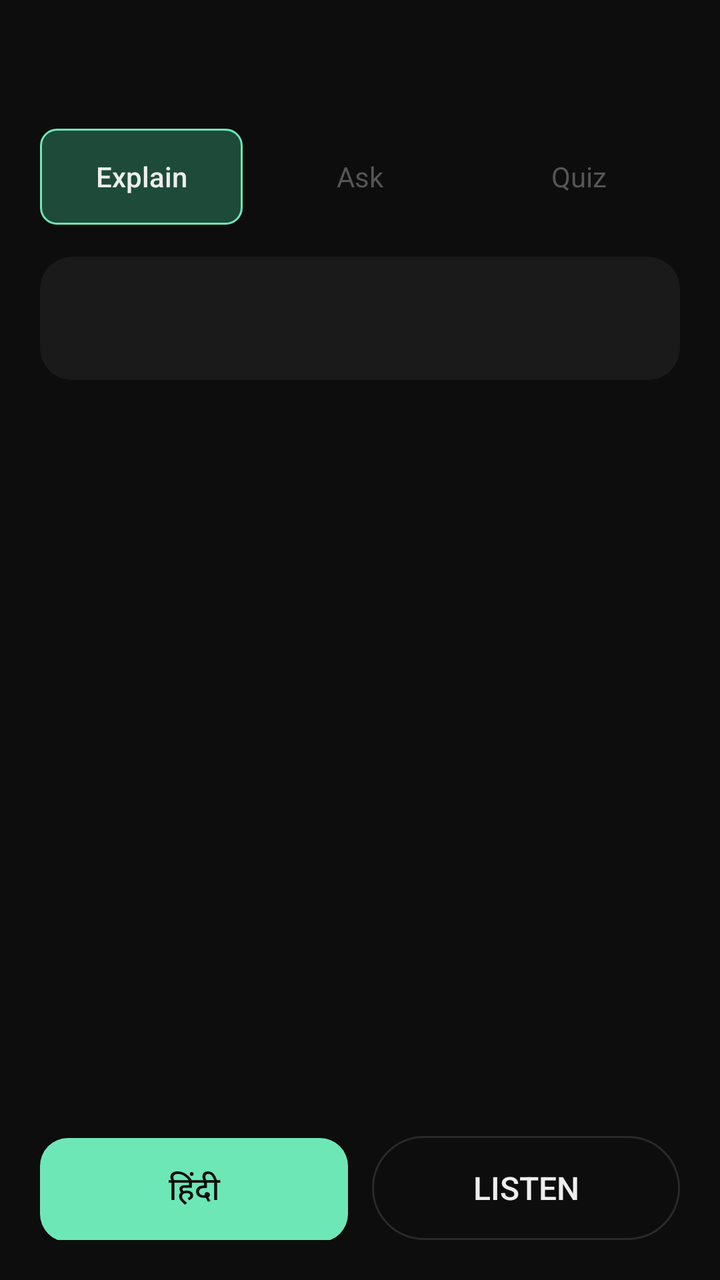
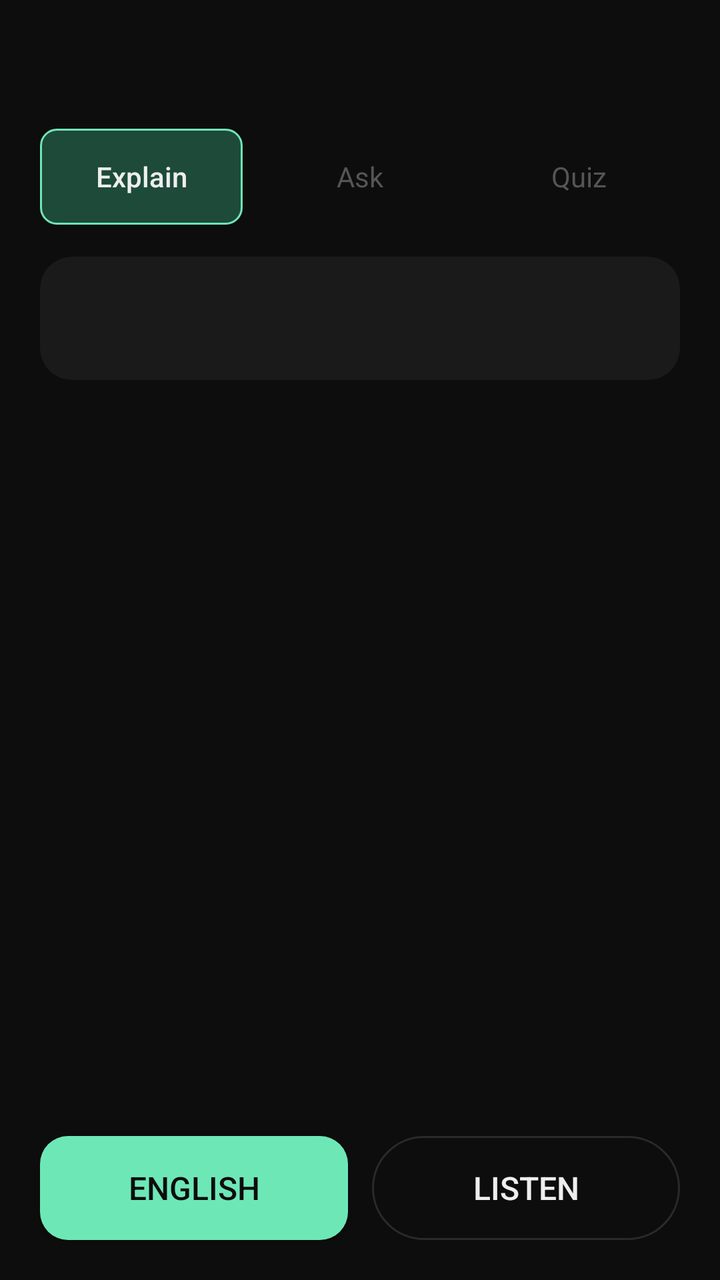

Screens rendered from an Android XML layout before and after an edit, with the pre-edit source and the edit as a unified diff.
<!-- AndroidManifest.xml: application theme Theme.LearnBridge -->
<!-- res/layout/activity_lesson.xml -->
<?xml version="1.0" encoding="utf-8"?>
<androidx.constraintlayout.widget.ConstraintLayout xmlns:android="http://schemas.android.com/apk/res/android"
    xmlns:app="http://schemas.android.com/apk/res-auto"
    android:layout_width="match_parent"
    android:layout_height="match_parent"
    android:background="@color/bg_primary">

    <TextView
        android:id="@+id/docTitle"
        android:layout_width="0dp"
        android:layout_height="wrap_content"
        android:layout_marginStart="20dp"
        android:layout_marginTop="24dp"
        android:layout_marginEnd="20dp"
        android:ellipsize="end"
        android:fontFamily="sans-serif-medium"
        android:maxLines="2"
        android:textColor="@color/text_primary"
        android:textSize="18sp"
        app:layout_constraintEnd_toEndOf="parent"
        app:layout_constraintStart_toStartOf="parent"
        app:layout_constraintTop_toTopOf="parent" />

    
    <LinearLayout
        android:id="@+id/tabRow"
        android:layout_width="0dp"
        android:layout_height="wrap_content"
        android:layout_marginStart="20dp"
        android:layout_marginTop="16dp"
        android:layout_marginEnd="20dp"
        android:orientation="horizontal"
        app:layout_constraintEnd_toEndOf="parent"
        app:layout_constraintStart_toStartOf="parent"
        app:layout_constraintTop_toBottomOf="@id/docTitle">

        <TextView
            android:id="@+id/tabExplain"
            style="@style/TouchTarget"
            android:layout_width="0dp"
            android:layout_height="48dp"
            android:layout_weight="1"
            android:background="@drawable/bg_tab_selected"
            android:fontFamily="sans-serif-medium"
            android:gravity="center"
            android:text="@string/tab_explain"
            android:textColor="@color/text_primary"
            android:textSize="14sp" />

        <TextView
            android:id="@+id/tabAsk"
            style="@style/TouchTarget"
            android:layout_width="0dp"
            android:layout_height="48dp"
            android:layout_marginStart="8dp"
            android:layout_weight="1"
            android:fontFamily="sans-serif"
            android:gravity="center"
            android:text="@string/tab_ask"
            android:textColor="@color/text_muted"
            android:textSize="14sp" />

        <TextView
            android:id="@+id/tabQuiz"
            style="@style/TouchTarget"
            android:layout_width="0dp"
            android:layout_height="48dp"
            android:layout_marginStart="8dp"
            android:layout_weight="1"
            android:fontFamily="sans-serif"
            android:gravity="center"
            android:text="@string/tab_quiz"
            android:textColor="@color/text_muted"
            android:textSize="14sp" />
    </LinearLayout>

    
    <LinearLayout
        android:id="@+id/askInputRow"
        android:layout_width="0dp"
        android:layout_height="wrap_content"
        android:layout_marginStart="20dp"
        android:layout_marginTop="14dp"
        android:layout_marginEnd="20dp"
        android:orientation="horizontal"
        android:visibility="gone"
        app:layout_constraintEnd_toEndOf="parent"
        app:layout_constraintStart_toStartOf="parent"
        app:layout_constraintTop_toBottomOf="@id/tabRow">

        <EditText
            android:id="@+id/askInput"
            style="@style/TouchTarget"
            android:layout_width="0dp"
            android:layout_height="48dp"
            android:layout_weight="1"
            android:background="@drawable/bg_secondary_btn"
            android:contentDescription="@string/cd_ask_input"
            android:hint="@string/ask_hint"
            android:imeOptions="actionSend"
            android:inputType="text"
            android:maxLines="1"
            android:paddingStart="14dp"
            android:paddingEnd="14dp"
            android:textColor="@color/text_primary"
            android:textColorHint="@color/text_muted"
            android:textSize="14sp" />

        <Button
            android:id="@+id/askSend"
            style="@style/TouchTarget"
            android:layout_width="wrap_content"
            android:layout_height="48dp"
            android:layout_marginStart="8dp"
            android:background="@drawable/bg_translate_btn"
            android:contentDescription="@string/cd_ask_send"
            android:paddingStart="16dp"
            android:paddingEnd="16dp"
            android:text="@string/ask_send"
            android:textColor="@color/accent_on"
            android:textSize="14sp" />
    </LinearLayout>

    
    <ScrollView
        android:id="@+id/contentScroll"
        android:layout_width="0dp"
        android:layout_height="0dp"
        android:layout_marginTop="16dp"
        app:layout_constraintBottom_toTopOf="@id/languageBar"
        app:layout_constraintEnd_toEndOf="parent"
        app:layout_constraintStart_toStartOf="parent"
        app:layout_constraintTop_toBottomOf="@id/askInputRow">

        <androidx.cardview.widget.CardView
            style="@style/ContentCard"
            android:layout_width="match_parent"
            android:layout_height="wrap_content"
            android:layout_marginStart="20dp"
            android:layout_marginEnd="20dp"
            android:layout_marginBottom="16dp">

            <LinearLayout
                android:layout_width="match_parent"
                android:layout_height="wrap_content"
                android:orientation="vertical"
                android:padding="20dp">

                
                <TextView
                    android:id="@+id/inlineStatus"
                    android:layout_width="wrap_content"
                    android:layout_height="wrap_content"
                    android:layout_marginBottom="12dp"
                    android:fontFamily="sans-serif-medium"
                    android:textColor="@color/output_streaming"
                    android:textSize="13sp"
                    android:visibility="gone" />

                
                <TextView
                    android:id="@+id/contentText"
                    android:layout_width="match_parent"
                    android:layout_height="wrap_content"
                    android:lineSpacingExtra="6dp"
                    android:textColor="@color/text_primary"
                    android:textSize="16sp" />
            </LinearLayout>
        </androidx.cardview.widget.CardView>
    </ScrollView>

    
    <ScrollView
        android:id="@+id/quizScroll"
        android:layout_width="0dp"
        android:layout_height="0dp"
        android:layout_marginTop="16dp"
        android:visibility="gone"
        app:layout_constraintBottom_toTopOf="@id/languageBar"
        app:layout_constraintEnd_toEndOf="parent"
        app:layout_constraintStart_toStartOf="parent"
        app:layout_constraintTop_toBottomOf="@id/askInputRow">

        <androidx.cardview.widget.CardView
            style="@style/ContentCard"
            android:layout_width="match_parent"
            android:layout_height="wrap_content"
            android:layout_marginStart="20dp"
            android:layout_marginEnd="20dp"
            android:layout_marginBottom="16dp">

            <LinearLayout
                android:layout_width="match_parent"
                android:layout_height="wrap_content"
                android:orientation="vertical"
                android:padding="20dp">

                <TextView
                    android:id="@+id/quizUnavailable"
                    android:layout_width="match_parent"
                    android:layout_height="wrap_content"
                    android:text="@string/quiz_unavailable"
                    android:textColor="@color/text_muted"
                    android:textSize="15sp"
                    android:visibility="gone" />

                <TextView
                    android:id="@+id/quizProgress"
                    android:layout_width="match_parent"
                    android:layout_height="wrap_content"
                    android:fontFamily="sans-serif-medium"
                    android:textColor="@color/text_muted"
                    android:textSize="13sp" />

                <TextView
                    android:id="@+id/quizQuestion"
                    android:layout_width="match_parent"
                    android:layout_height="wrap_content"
                    android:layout_marginTop="8dp"
                    android:lineSpacingExtra="4dp"
                    android:textColor="@color/text_primary"
                    android:textSize="17sp" />

                <LinearLayout
                    android:id="@+id/quizOptions"
                    android:layout_width="match_parent"
                    android:layout_height="wrap_content"
                    android:orientation="vertical" />

                <TextView
                    android:id="@+id/quizFeedback"
                    android:layout_width="match_parent"
                    android:layout_height="wrap_content"
                    android:layout_marginTop="14dp"
                    android:fontFamily="sans-serif-medium"
                    android:textSize="15sp"
                    android:visibility="gone" />

                <TextView
                    android:id="@+id/quizScore"
                    android:layout_width="match_parent"
                    android:layout_height="wrap_content"
                    android:layout_marginTop="14dp"
                    android:fontFamily="sans-serif-medium"
                    android:textColor="@color/accent"
                    android:textSize="17sp"
                    android:visibility="gone" />

                <Button
                    android:id="@+id/quizNext"
                    style="@style/TouchTarget"
                    android:layout_width="match_parent"
                    android:layout_height="48dp"
                    android:layout_marginTop="14dp"
                    android:background="@drawable/bg_secondary_btn"
                    android:contentDescription="@string/cd_quiz_next"
                    android:text="@string/quiz_next"
                    android:textColor="@color/text_primary"
                    android:textSize="14sp"
                    android:visibility="gone" />
            </LinearLayout>
        </androidx.cardview.widget.CardView>
    </ScrollView>

    <LinearLayout
        android:id="@+id/languageBar"
        android:layout_width="0dp"
        android:layout_height="wrap_content"
        android:layout_marginStart="20dp"
        android:layout_marginEnd="20dp"
        android:layout_marginBottom="20dp"
        android:orientation="horizontal"
        app:layout_constraintBottom_toBottomOf="parent"
        app:layout_constraintEnd_toEndOf="parent"
        app:layout_constraintStart_toStartOf="parent">

        <Button
            android:id="@+id/languageToggle"
            style="@style/TouchTarget"
            android:layout_width="0dp"
            android:layout_height="52dp"
            android:layout_weight="1"
            android:background="@drawable/bg_translate_btn"
            android:contentDescription="@string/cd_switch_to_hindi"
            android:fontFamily="sans-serif-medium"
            android:text="@string/action_hindi"
            android:textColor="@color/accent_on"
            android:textSize="16sp" />

        <Button
            android:id="@+id/listenButton"
            style="@style/TouchTarget"
            android:layout_width="0dp"
            android:layout_height="52dp"
            android:layout_marginStart="12dp"
            android:layout_weight="1"
            android:background="@drawable/bg_secondary_btn"
            android:contentDescription="@string/cd_listen"
            android:fontFamily="sans-serif-medium"
            android:text="@string/action_listen"
            android:textColor="@color/text_primary"
            android:textSize="16sp" />
    </LinearLayout>

</androidx.constraintlayout.widget.ConstraintLayout>
<!-- resources referenced by this layout -->
<resources>
  <color name="accent">#6EE7B7</color>
  <color name="accent_on">#0D0D0D</color>
  <color name="bg_primary">#0D0D0D</color>
  <color name="output_streaming">#4A7A6A</color>
  <color name="text_muted">#555555</color>
  <color name="text_primary">#EEEEEE</color>
  <!-- drawable bg_secondary_btn (drawable) -->
  <?xml version="1.0" encoding="utf-8"?>
  <selector xmlns:android="http://schemas.android.com/apk/res/android">
      <item android:state_pressed="true">
          <shape android:shape="rectangle">
              <corners android:radius="28dp" />
              <solid android:color="@color/accent_dim" />
              <stroke
                  android:width="1dp"
                  android:color="@color/accent" />
          </shape>
      </item>
      <item android:state_enabled="false">
          <shape android:shape="rectangle">
              <corners android:radius="28dp" />
              <solid android:color="@android:color/transparent" />
              <stroke
                  android:width="1dp"
                  android:color="@color/text_disabled" />
          </shape>
      </item>
      <item>
          <shape android:shape="rectangle">
              <corners android:radius="28dp" />
              <solid android:color="@android:color/transparent" />
              <stroke
                  android:width="1dp"
                  android:color="@color/divider_light" />
          </shape>
      </item>
  </selector>
  <!-- drawable bg_tab_selected (drawable) -->
  <?xml version="1.0" encoding="utf-8"?>
  <shape xmlns:android="http://schemas.android.com/apk/res/android" android:shape="rectangle">
      <solid android:color="@color/accent_dim" />
      <corners android:radius="8dp" />
      <stroke
          android:width="1dp"
          android:color="@color/accent" />
  </shape>
  <!-- drawable bg_translate_btn (drawable) -->
  <?xml version="1.0" encoding="utf-8"?>
  <selector xmlns:android="http://schemas.android.com/apk/res/android">
      
      <item android:state_pressed="true">
          <shape android:shape="rectangle">
              <solid android:color="#4ACA96" />
              <corners android:radius="14dp" />
          </shape>
      </item>
      
      <item android:state_enabled="false">
          <shape android:shape="rectangle">
              <solid android:color="#1E2E28" />
              <corners android:radius="14dp" />
          </shape>
      </item>
      
      <item>
          <shape android:shape="rectangle">
              <solid android:color="#6EE7B7" />
              <corners android:radius="14dp" />
          </shape>
      </item>
  </selector>
  <string name="action_hindi">हिंदी</string>
  <string name="action_listen">Listen</string>
  <string name="ask_hint">Ask a question about this document</string>
  <string name="ask_send">Ask</string>
  <string name="cd_ask_input">Type your question about this document</string>
  <string name="cd_ask_send">Send your question</string>
  <string name="cd_listen">Read this aloud</string>
  <string name="cd_quiz_next">Go to the next question</string>
  <string name="cd_switch_to_hindi">Switch the lesson to Hindi</string>
  <string name="quiz_next">Next</string>
  <string name="quiz_unavailable">No questions could be generated from this document.</string>
  <string name="tab_ask">Ask</string>
  <string name="tab_explain">Explain</string>
  <string name="tab_quiz">Quiz</string>
  <style name="ContentCard">
          <item name="cardBackgroundColor">@color/bg_card</item>
          <item name="cardCornerRadius">16dp</item>
          <item name="cardElevation">0dp</item>
      </style>
  <style name="TouchTarget">
          <item name="android:minHeight">48dp</item>
          <item name="android:minWidth">48dp</item>
          <item name="android:background">?attr/selectableItemBackground</item>
      </style>
  <color name="accent_dim">#1E4A3A</color>
  <color name="text_disabled">#333333</color>
  <color name="divider_light">#2A2A2A</color>
  <color name="bg_card">#1A1A1A</color>
  <color name="status_bar">#0D0D0D</color>
  <color name="accent_pressed">#4ACA96</color>
</resources>

<!-- the commit's change to res/layout/activity_lesson.xml (unified diff, before → after) -->
@@ -281,9 +281,8 @@
             android:layout_height="52dp"
             android:layout_weight="1"
             android:background="@drawable/bg_translate_btn"
-            android:contentDescription="@string/cd_switch_to_hindi"
             android:fontFamily="sans-serif-medium"
-            android:text="@string/action_hindi"
+            android:text="@string/action_english"
             android:textColor="@color/accent_on"
             android:textSize="16sp" />
 
<!-- resource entries referenced after the edit -->
@@ -71,7 +71,7 @@
           </shape>
       </item>
   </selector>
-  <string name="action_hindi">हिंदी</string>
+  <string name="action_english">English</string>
   <string name="action_listen">Listen</string>
   <string name="ask_hint">Ask a question about this document</string>
   <string name="ask_send">Ask</string>
@@ -79,7 +79,6 @@
   <string name="cd_ask_send">Send your question</string>
   <string name="cd_listen">Read this aloud</string>
   <string name="cd_quiz_next">Go to the next question</string>
-  <string name="cd_switch_to_hindi">Switch the lesson to Hindi</string>
   <string name="quiz_next">Next</string>
   <string name="quiz_unavailable">No questions could be generated from this document.</string>
   <string name="tab_ask">Ask</string>
